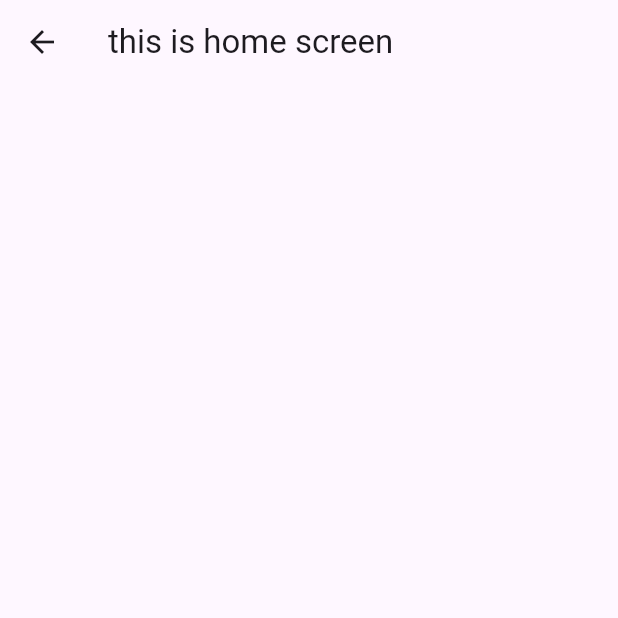
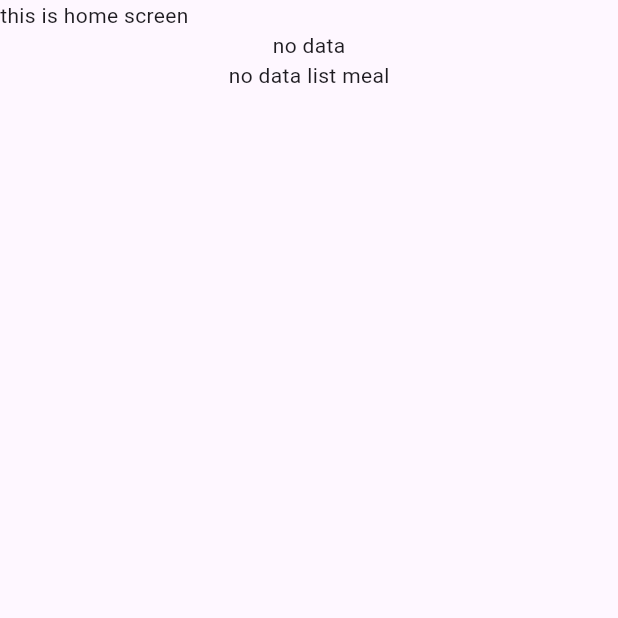
Before and after one commit to hoangnt/bloc_base_mvp, a Flutter app: the HomeScreen screen opened directly, on a phone screen of 412 x 824 dp, the top half of it. Run offline on Flutter 3.47's test engine with Material 3 defaults, Android fonts, the phone set to English and light mode, and no system bars; our stand-ins replace dio, equatable, flutter_bloc, get_it, shared_preferences; accounts and stored records are empty.

Commit message:
add repositories

```diff
--- a/lib/app.dart
+++ b/lib/app.dart
@@ -4,6 +4,7 @@ import 'package:monki_bloc/config/injection.dart';
 import 'package:monki_bloc/features/entry/blocs/entry_bloc.dart';
 import 'package:monki_bloc/features/entry/screen/entry_screen.dart';
 import 'package:monki_bloc/features/home/blocs/home_bloc.dart';
+import 'package:monki_bloc/features/profile/blocs/profile_bloc.dart';
 
 class MyApp extends StatelessWidget {
   const MyApp({super.key});
@@ -12,8 +13,9 @@ class MyApp extends StatelessWidget {
   Widget build(BuildContext context) {
     return MultiBlocProvider(
       providers: [
-        BlocProvider(create: (context) => EntryCubit()),
-        BlocProvider(create: (context) => HomeCubit(getIt())),
+        BlocProvider(create: (context) => EntryBloc()),
+        BlocProvider(create: (context) => HomeBloc(getIt())),
+        BlocProvider(create: (context) => ProfileBloc(getIt())),
       ],
       child: const MaterialApp(
         home: EntryScreen(),
--- a/lib/config/injection.dart
+++ b/lib/config/injection.dart
@@ -1,9 +1,12 @@
 import 'package:get_it/get_it.dart';
 import 'package:monki_bloc/features/home/repositories/home_repo.dart';
 import 'package:monki_bloc/features/home/repositories/home_repo_impl.dart';
+import 'package:monki_bloc/features/profile/repositories/profile_repo.dart';
+import 'package:monki_bloc/features/profile/repositories/profile_repo_impl.dart';
 
 final getIt = GetIt.instance;
 
 void dependenciesInjection() {
   getIt.registerSingleton<HomeRepo>(HomeRepoImpl());
+  getIt.registerSingleton<ProfileRepo>(ProfileRepoImpl());
 }
--- a/lib/features/entry/blocs/entry_bloc.dart
+++ b/lib/features/entry/blocs/entry_bloc.dart
@@ -2,13 +2,14 @@ import 'package:flutter/material.dart';
 import 'package:flutter_bloc/flutter_bloc.dart';
 import 'package:monki_bloc/features/entry/blocs/entry_state.dart';
 
-class EntryCubit extends Cubit<EntryState> {
-  EntryCubit() : super(const EntryState());
+class EntryBloc extends Cubit<EntryState> {
+  EntryBloc() : super(const EntryState());
 
   final PageController pageController = PageController();
 
   void goHome() {
-    emit(state.copyWith(index: 0));
+    emit(state.copyWith(index: 2));
+    pageController.jumpToPage(2);
   }
 
   void changeTab(int newIndex) {
--- a/lib/features/home/blocs/home_bloc.dart
+++ b/lib/features/home/blocs/home_bloc.dart
@@ -2,10 +2,10 @@ import 'package:flutter_bloc/flutter_bloc.dart';
 import 'package:monki_bloc/features/home/blocs/home_state.dart';
 import 'package:monki_bloc/features/home/repositories/home_repo.dart';
 
-class HomeCubit extends Cubit<HomeState> {
-  HomeCubit(repo) : super(const HomeState());
+class HomeBloc extends Cubit<HomeState> {
+  HomeBloc(this.repo) : super(const HomeState());
 
-  late HomeRepo repo;
+  late final HomeRepo repo;
 
   Future<void> getAllMeal() async {
     final res = await repo.getAllMeal();
@@ -14,7 +14,7 @@ class HomeCubit extends Cubit<HomeState> {
     );
   }
 
-  Future<void> getSIngleMeal(String id) async {
+  Future<void> getSingleMeal(String id) async {
     final res = await repo.getSingleMeal(id);
     emit(
       state.copyWith(meal: res.data),
--- a/lib/features/home/repositories/home_repo_impl.dart
+++ b/lib/features/home/repositories/home_repo_impl.dart
@@ -1,22 +1,52 @@
 import 'package:monki_bloc/common/constant/status_code.dart';
 import 'package:monki_bloc/common/network/model/base_response.dart';
+import 'package:monki_bloc/common/network/network_client.dart';
 import 'package:monki_bloc/features/home/model/meal_model.dart';
 import 'package:monki_bloc/features/home/repositories/home_repo.dart';
 
 class HomeRepoImpl implements HomeRepo {
+  final String _getMealEndpoint = "/get_a_meal";
+  final String _getListMealEndpoint = "/get_list_meal";
+
   @override
   Future<BaseResponse<List<MealModel>>> getAllMeal() async {
+    final res = await NetworkClient().get(
+      endpoint: _getListMealEndpoint,
+      params: {},
+    );
+
+    if (res.statusCode != StatusCode.success) {
+      return BaseResponse<List<MealModel>>(
+        statusCode: StatusCode.success,
+        data: [],
+      );
+    }
+
     return BaseResponse<List<MealModel>>(
       statusCode: StatusCode.success,
-      data: [],
+      data: res.data != null
+          ? (res.data as List).map((val) => MealModel.fromJson(val)).toList()
+          : [],
     );
   }
 
   @override
   Future<BaseResponse<MealModel>> getSingleMeal(String id) async {
+    final res = await NetworkClient().get(
+      endpoint: _getMealEndpoint,
+      params: {},
+    );
+
+    if (res.statusCode != StatusCode.success) {
+      return BaseResponse<MealModel>(
+        statusCode: StatusCode.success,
+        data: null,
+      );
+    }
+
     return BaseResponse<MealModel>(
       statusCode: StatusCode.success,
-      data: null,
+      data: res.data != null ? MealModel.fromJson(res.data) : null,
     );
   }
 }
--- a/lib/features/home/screen/home_screen.dart
+++ b/lib/features/home/screen/home_screen.dart
@@ -1,13 +1,60 @@
 import 'package:flutter/material.dart';
+import 'package:flutter_bloc/flutter_bloc.dart';
+import 'package:monki_bloc/features/home/blocs/home_bloc.dart';
+import 'package:monki_bloc/features/home/blocs/home_state.dart';
 
-class HomeScreen extends StatelessWidget {
+class HomeScreen extends StatefulWidget {
   const HomeScreen({super.key});
+
+  @override
+  HomeScreenState createState() => HomeScreenState();
+}
+
+class HomeScreenState extends State<HomeScreen> {
+  late HomeBloc _bloc;
+
+  @override
+  void initState() {
+    super.initState();
+
+    _bloc = BlocProvider.of<HomeBloc>(context);
+
+    WidgetsBinding.instance.addPostFrameCallback((_) {
+      // _bloc.getAllMeal();
+      // _bloc.getSingleMeal("id_meal");
+    });
+  }
 
   @override
   Widget build(BuildContext context) {
     return Scaffold(
-      appBar: AppBar(
-        title: const Text("this is home screen"),
+      body: Column(
+        crossAxisAlignment: CrossAxisAlignment.center,
+        children: [
+          const Row(
+            children: [
+              Text("this is home screen"),
+            ],
+          ),
+          BlocBuilder<HomeBloc, HomeState>(
+            builder: (context, state) {
+              if (state.meal == null) {
+                return const Text("no data");
+              }
+
+              return const Text("meal");
+            },
+          ),
+          BlocBuilder<HomeBloc, HomeState>(
+            builder: (context, state) {
+              if (state.listMeal.isEmpty) {
+                return const Text("no data list meal");
+              }
+
+              return const Text("list meal");
+            },
+          ),
+        ],
       ),
     );
   }
--- /dev/null
+++ b/lib/features/profile/blocs/profile_bloc.dart
@@ -0,0 +1,16 @@
+import 'package:flutter_bloc/flutter_bloc.dart';
+import 'package:monki_bloc/features/profile/blocs/profile_state.dart';
+import 'package:monki_bloc/features/profile/repositories/profile_repo.dart';
+
+class ProfileBloc extends Cubit<ProfileState> {
+  ProfileBloc(this.repo) : super(const ProfileState());
+
+  late final ProfileRepo repo;
+
+  Future<void> getProfile() async {
+    final res = await repo.getUserProfile();
+    emit(
+      state.copyWith(userProfile: res.data),
+    );
+  }
+}
--- /dev/null
+++ b/lib/features/profile/blocs/profile_state.dart
@@ -0,0 +1,15 @@
+import 'package:equatable/equatable.dart';
+import 'package:monki_bloc/features/profile/model/user_profile_model.dart';
+
+class ProfileState extends Equatable {
+  final UserProfileModel? userProfile;
+
+  const ProfileState({this.userProfile});
+
+  ProfileState copyWith({UserProfileModel? userProfile}) => ProfileState(
+        userProfile: userProfile ?? this.userProfile,
+      );
+
+  @override
+  List<Object?> get props => [userProfile];
+}
--- /dev/null
+++ b/lib/features/profile/repositories/profile_repo.dart
@@ -0,0 +1,6 @@
+import 'package:monki_bloc/common/network/model/base_response.dart';
+import 'package:monki_bloc/features/profile/model/user_profile_model.dart';
+
+abstract class ProfileRepo {
+  Future<BaseResponse<UserProfileModel>> getUserProfile();
+}
--- a/lib/main.dart
+++ b/lib/main.dart
@@ -1,6 +1,8 @@
 import 'package:flutter/material.dart';
 import 'package:monki_bloc/app.dart';
+import 'package:monki_bloc/config/injection.dart';
 
 void main() {
+  dependenciesInjection();
   runApp(const MyApp());
 }
```
Also changed, not shown: lib/features/entry/screen/entry_screen.dart (+26 -20 lines), lib/features/home/model/meal_model.dart (+4 -6 lines), lib/features/profile/model/user_profile_model.dart (added, +22 -0 lines), lib/features/profile/repositories/profile_repo_impl.dart (added, +11 -0 lines), lib/features/profile/screen/profile_screen.dart (added, +34 -0 lines).
